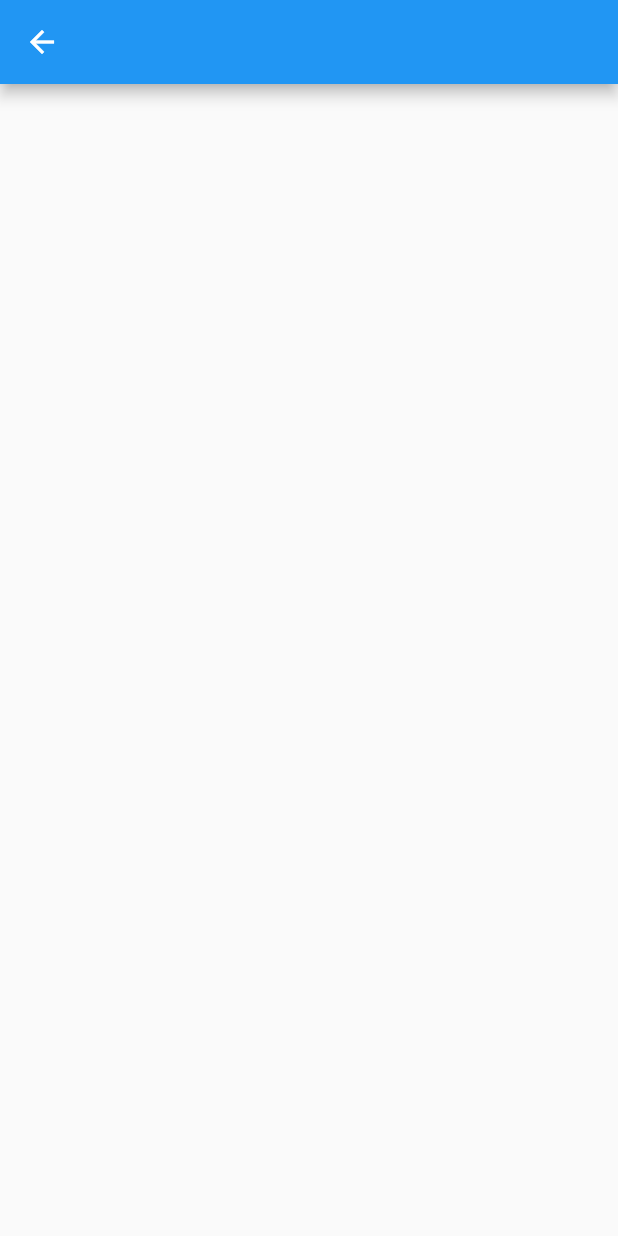
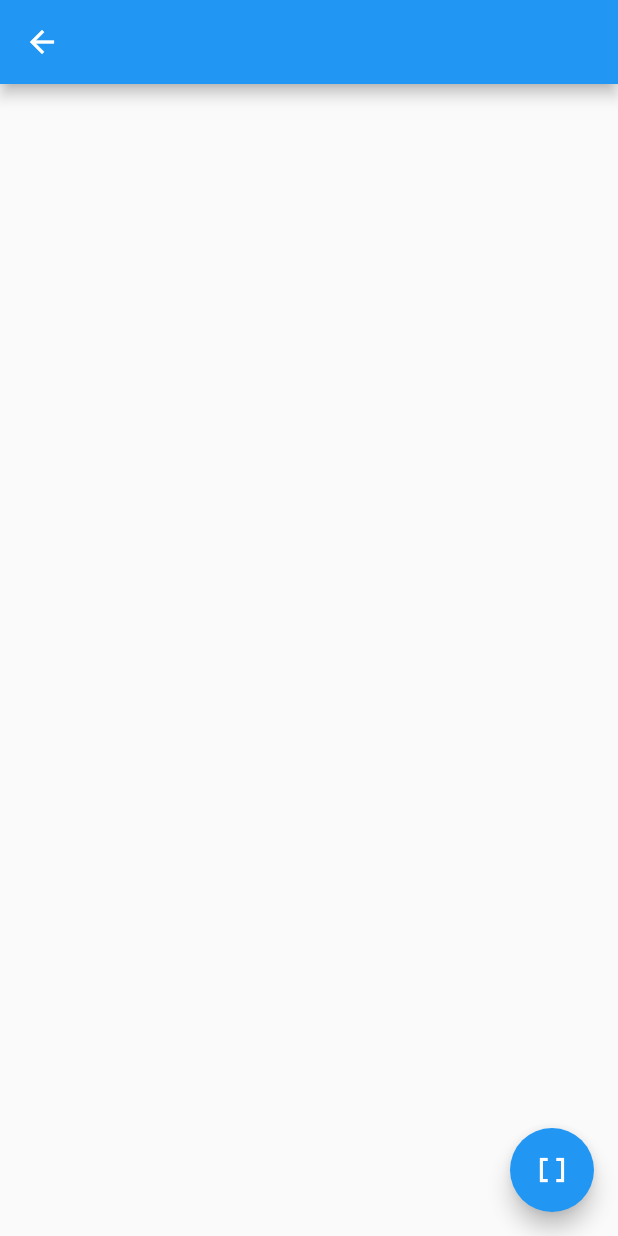
Before and after one commit to medkom22/coba-coba, a Flutter app: the SplashScreenApp screen opened directly, on a phone screen of 412 x 824 dp. Run offline on Flutter 3.47's test engine with Material 2 defaults, Android fonts, the phone set to English and light mode, and no system bars.

Commit message:
menambahkan floatingactionbutton

```diff
--- a/lib/contoh.dart
+++ b/lib/contoh.dart
@@ -6,8 +6,12 @@ class SplashScreenApp extends StatelessWidget {
   @override
   Widget build(BuildContext context) {
     return Scaffold(
+      floatingActionButton: FloatingActionButton(
+        onPressed: () {},
+        child: const Icon(Icons.data_array),
+      ),
       appBar: AppBar(),
-      body: Center(),
+      body: const Center(),
     );
   }
 }
```
